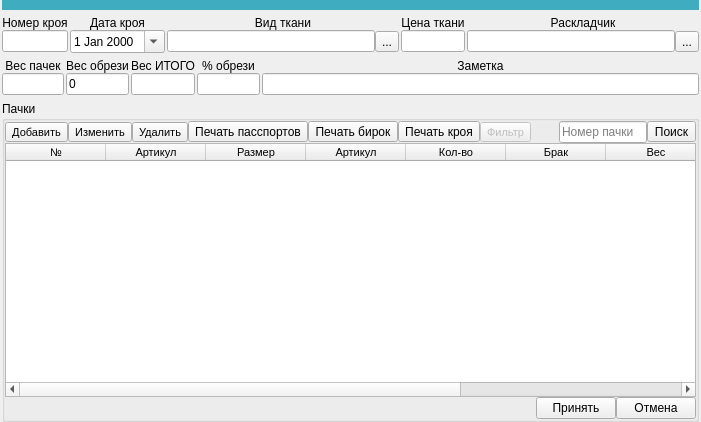
Above: ui/cut_brows.ui from Meller008/CRM-Avi before the change. Below: the same form after it.
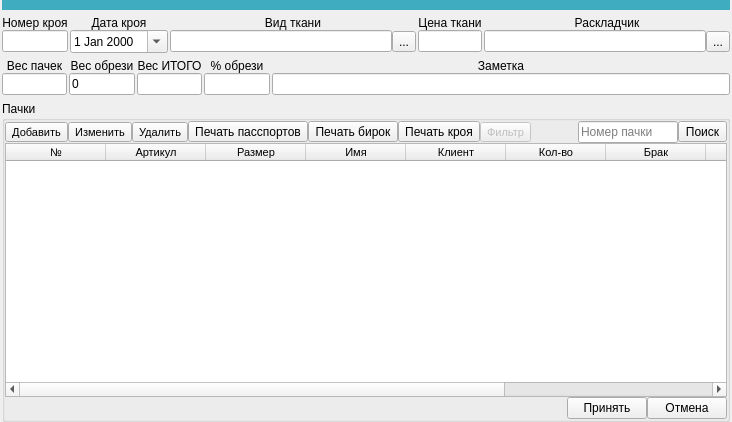
That is the form after the change.

Commit message: работа - Добавлена колонка клиент в пачки!

What changed in the file:
```diff
--- a/ui/cut_brows.ui
+++ b/ui/cut_brows.ui
@@ -6,7 +6,7 @@
    <rect>
     <x>0</x>
     <y>0</y>
-    <width>701</width>
+    <width>732</width>
     <height>422</height>
    </rect>
   </property>
@@ -435,7 +435,12 @@
         </column>
         <column>
          <property name="text">
-          <string>Артикул</string>
+          <string>Имя</string>
+         </property>
+        </column>
+        <column>
+         <property name="text">
+          <string>Клиент</string>
          </property>
         </column>
         <column>
```
The commit also changes 1 other file.
